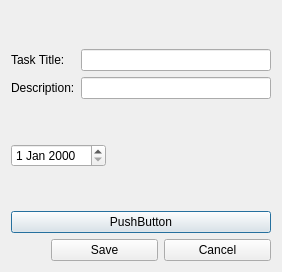
GrabCrabD/RS_task, file editdialog.ui: the form before one commit.
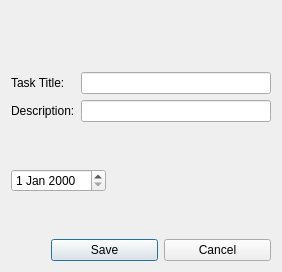
The form after the commit.

Commit message: edit dialog window

The edit to the form file:
```diff
--- a/editdialog.ui
+++ b/editdialog.ui
@@ -27,6 +27,13 @@
      </property>
     </spacer>
    </item>
+   <item>
+    <widget class="QLabel" name="selectedTaskLabel">
+     <property name="text">
+      <string/>
+     </property>
+    </widget>
+   </item>
    <item>
     <layout class="QHBoxLayout" name="horizontalLayout_2">
      <item>
@@ -105,13 +112,6 @@
      </property>
     </spacer>
    </item>
-   <item>
-    <widget class="QPushButton" name="pushButton">
-     <property name="text">
-      <string>PushButton</string>
-     </property>
-    </widget>
-   </item>
    <item>
     <layout class="QHBoxLayout" name="horizontalLayout">
      <item>
```
The commit also changes 7 other files.
